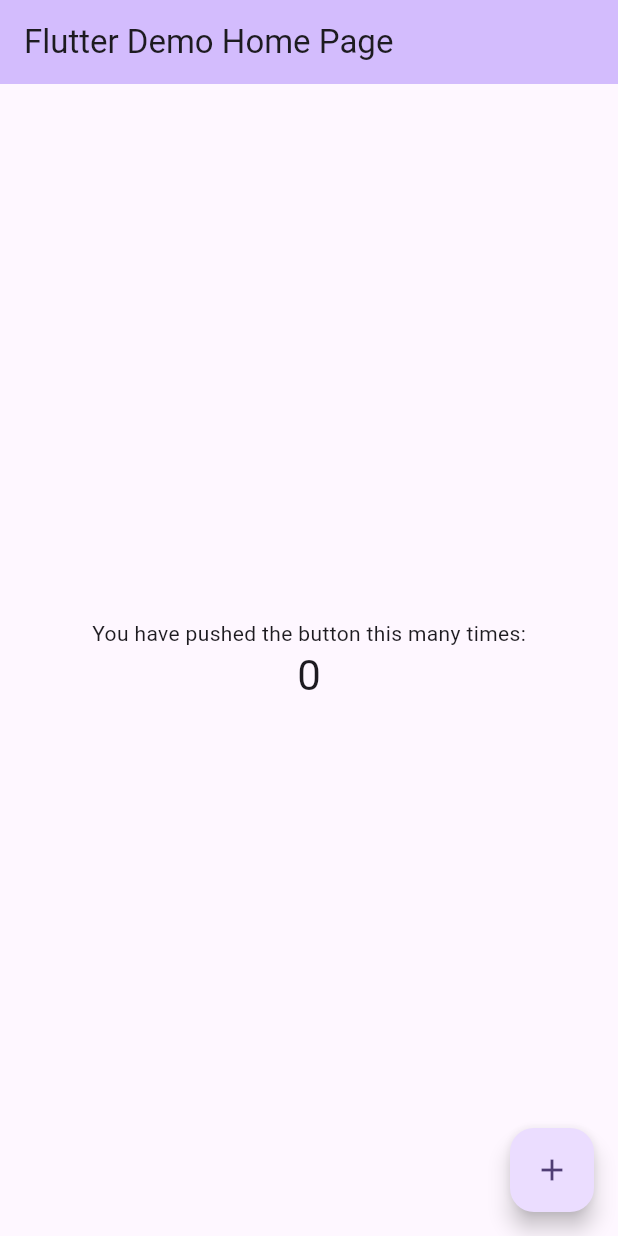
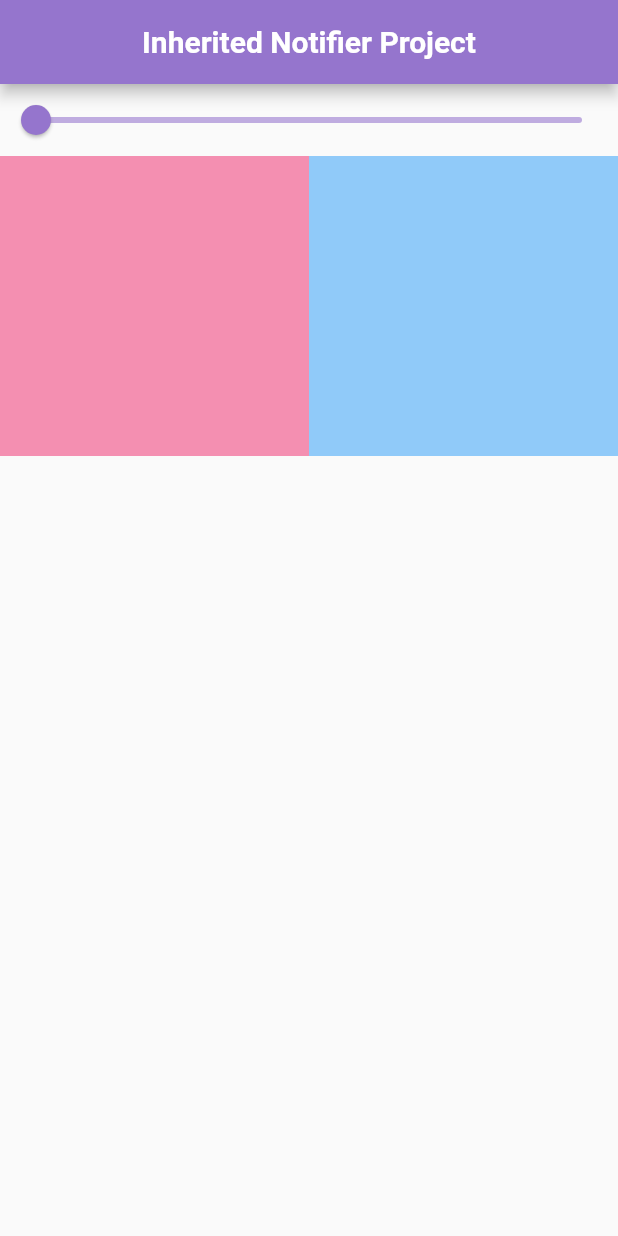
Before and after one commit to Selin-Yigit/InheritedNotifier_Project, a Flutter app: the screen it shows after launch, on a phone screen of 412 x 824 dp. Run offline on Flutter 3.47's test engine with Material 2 defaults, Android fonts, the phone set to English and light mode, and no system bars.

Commit message:
HomePage ve Slider Data oluşturuldu.

```diff
--- /dev/null
+++ b/lib/homePage.dart
@@ -0,0 +1,52 @@
+import 'package:flutter/material.dart';
+
+class HomePage extends StatelessWidget {
+  const HomePage({super.key});
+
+  @override
+  Widget build(BuildContext context) {
+    return Scaffold(
+      appBar: AppBar(
+        backgroundColor: Colors.deepPurple.shade300,
+        centerTitle: true,
+        title: const Text(
+          "Inherited Notifier Project",
+          style: TextStyle(
+            color: Colors.white,
+            fontWeight: FontWeight.bold,
+          ),
+        ),
+      ),
+      body: Column(
+        children: [
+          Slider(
+            thumbColor: Colors.deepPurple.shade300,
+            activeColor: Colors.deepPurple.shade300,
+            inactiveColor: const Color.fromARGB(150, 149, 117, 205),
+            value: 0.0,
+            onChanged: (value) {},
+          ),
+          Row(
+            mainAxisSize: MainAxisSize.max,
+            children: [
+              Container(
+                color: Colors.pink.shade200,
+                height: 200,
+              ),
+              Container(
+                color: Colors.blue.shade200,
+                height: 200,
+              ),
+            ].expandEqually().toList(),
+          )
+        ],
+      ),
+    );
+  }
+}
+
+extension ExpandEqually on Iterable<Widget> {
+  Iterable<Widget> expandEqually() => map(
+        (w) => Expanded(child: w),
+      );
+}
--- a/lib/main.dart
+++ b/lib/main.dart
@@ -1,4 +1,5 @@
 import 'package:flutter/material.dart';
+import 'package:inheritednotifier_project/homePage.dart';
 
 void main() {
   runApp(const MyApp());
@@ -10,116 +11,9 @@ class MyApp extends StatelessWidget {
   // This widget is the root of your application.
   @override
   Widget build(BuildContext context) {
-    return MaterialApp(
-      title: 'Flutter Demo',
-      theme: ThemeData(
-        // This is the theme of your application.
-        //
-        // TRY THIS: Try running your application with "flutter run". You'll see
-        // the application has a blue toolbar. Then, without quitting the app,
-        // try changing the seedColor in the colorScheme below to Colors.green
-        // and then invoke "hot reload" (save your changes or press the "hot
-        // reload" button in a Flutter-supported IDE, or press "r" if you used
-        // the command line to start the app).
-        //
-        // Notice that the counter didn't reset back to zero; the application
-        // state is not lost during the reload. To reset the state, use hot
-        // restart instead.
-        //
-        // This works for code too, not just values: Most code changes can be
-        // tested with just a hot reload.
-        colorScheme: ColorScheme.fromSeed(seedColor: Colors.deepPurple),
-        useMaterial3: true,
-      ),
-      home: const MyHomePage(title: 'Flutter Demo Home Page'),
+    return const MaterialApp(
+      debugShowCheckedModeBanner: false,
+      home: HomePage(),
     );
   }
 }
-
-class MyHomePage extends StatefulWidget {
-  const MyHomePage({super.key, required this.title});
-
-  // This widget is the home page of your application. It is stateful, meaning
-  // that it has a State object (defined below) that contains fields that affect
-  // how it looks.
-
-  // This class is the configuration for the state. It holds the values (in this
-  // case the title) provided by the parent (in this case the App widget) and
-  // used by the build method of the State. Fields in a Widget subclass are
-  // always marked "final".
-
-  final String title;
-
-  @override
-  State<MyHomePage> createState() => _MyHomePageState();
-}
-
-class _MyHomePageState extends State<MyHomePage> {
-  int _counter = 0;
-
-  void _incrementCounter() {
-    setState(() {
-      // This call to setState tells the Flutter framework that something has
-      // changed in this State, which causes it to rerun the build method below
-      // so that the display can reflect the updated values. If we changed
-      // _counter without calling setState(), then the build method would not be
-      // called again, and so nothing would appear to happen.
-      _counter++;
-    });
-  }
-
-  @override
-  Widget build(BuildContext context) {
-    // This method is rerun every time setState is called, for instance as done
-    // by the _incrementCounter method above.
-    //
-    // The Flutter framework has been optimized to make rerunning build methods
-    // fast, so that you can just rebuild anything that needs updating rather
-    // than having to individually change instances of widgets.
-    return Scaffold(
-      appBar: AppBar(
-        // TRY THIS: Try changing the color here to a specific color (to
-        // Colors.amber, perhaps?) and trigger a hot reload to see the AppBar
-        // change color while the other colors stay the same.
-        backgroundColor: Theme.of(context).colorScheme.inversePrimary,
-        // Here we take the value from the MyHomePage object that was created by
-        // the App.build method, and use it to set our appbar title.
-        title: Text(widget.title),
-      ),
-      body: Center(
-        // Center is a layout widget. It takes a single child and positions it
-        // in the middle of the parent.
-        child: Column(
-          // Column is also a layout widget. It takes a list of children and
-          // arranges them vertically. By default, it sizes itself to fit its
-          // children horizontally, and tries to be as tall as its parent.
-          //
-          // Column has various properties to control how it sizes itself and
-          // how it positions its children. Here we use mainAxisAlignment to
-          // center the children vertically; the main axis here is the vertical
-          // axis because Columns are vertical (the cross axis would be
-          // horizontal).
-          //
-          // TRY THIS: Invoke "debug painting" (choose the "Toggle Debug Paint"
-          // action in the IDE, or press "p" in the console), to see the
-          // wireframe for each widget.
-          mainAxisAlignment: MainAxisAlignment.center,
-          children: <Widget>[
-            const Text(
-              'You have pushed the button this many times:',
-            ),
-            Text(
-              '$_counter',
-              style: Theme.of(context).textTheme.headlineMedium,
-            ),
-          ],
-        ),
-      ),
-      floatingActionButton: FloatingActionButton(
-        onPressed: _incrementCounter,
-        tooltip: 'Increment',
-        child: const Icon(Icons.add),
-      ), // This trailing comma makes auto-formatting nicer for build methods.
-    );
-  }
-}
--- /dev/null
+++ b/lib/sliderData.dart
@@ -0,0 +1,13 @@
+import 'package:flutter/material.dart';
+
+class SliderData extends ChangeNotifier {
+  double _value = 0.0;
+
+  double get value => _value;
+  set value(double newValue) {
+    if (newValue != _value) {
+      _value = newValue;
+      notifyListeners();
+    }
+  }
+}
```
